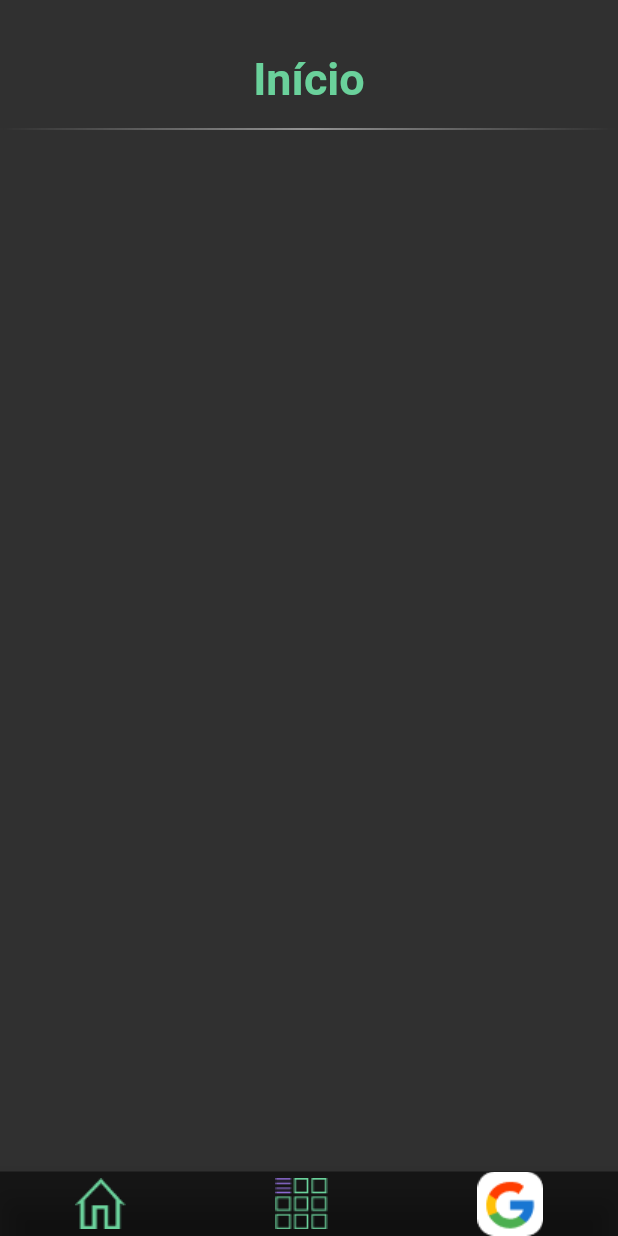
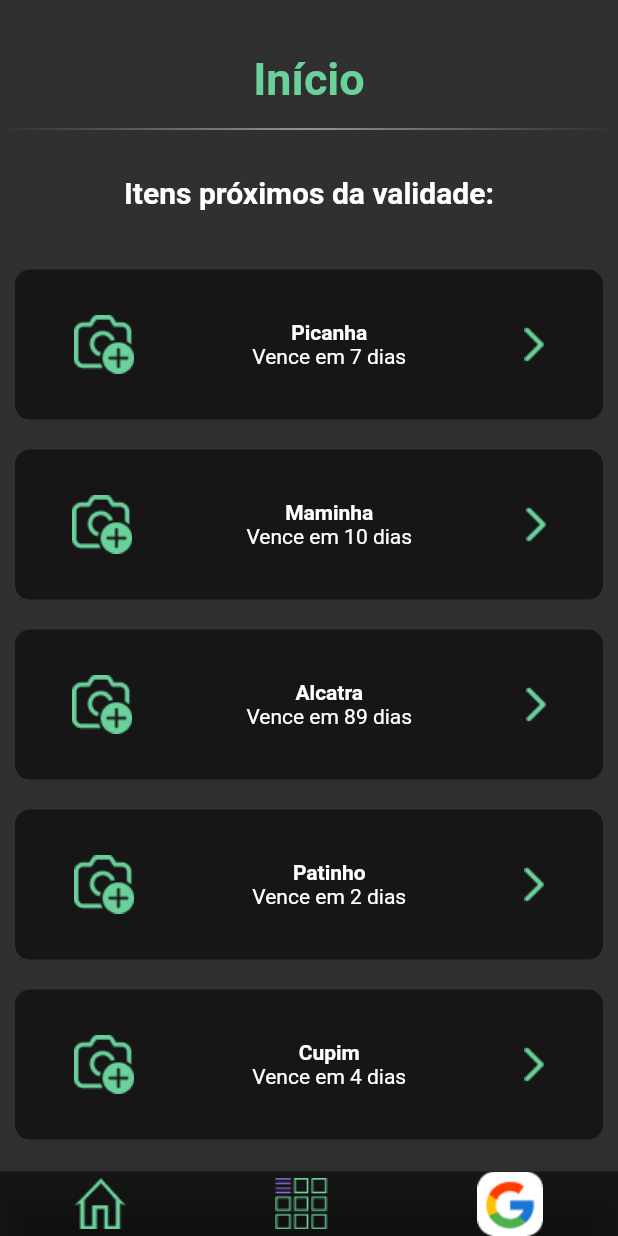
Before and after one commit to EnzoAGW/Slio-mobile-5, a Flutter app: the screen it shows after launch, after a tap on "Entrar", on a phone screen of 412 x 824 dp. Run offline on Flutter 3.47's test engine with Material 2 defaults, Android fonts, the phone set to English and light mode, and no system bars; our stand-ins replace easy_debounce.

Commit message:
Cards da home

```diff
--- /dev/null
+++ b/lib/src/components/cads/cardHome.dart
@@ -0,0 +1,42 @@
+import 'package:flutter/cupertino.dart';
+
+class CardHome extends StatefulWidget {
+  String nomeProduto;
+  String validadeProduto;
+  CardHome({required this.nomeProduto, required this.validadeProduto});
+
+  @override
+  State<CardHome> createState() => _CardHomeState();
+}
+
+class _CardHomeState extends State<CardHome> {
+  @override
+  Widget build(BuildContext context) {
+    return Padding(
+        padding: EdgeInsets.all(0),
+        child: Container(
+          height: 100,
+          margin: EdgeInsets.all(10),
+          decoration: BoxDecoration(
+            color: Color.fromARGB(136, 0, 0, 0),
+            borderRadius: BorderRadius.circular(10),
+          ),
+          child:
+              Row(mainAxisAlignment: MainAxisAlignment.spaceAround, children: [
+            GestureDetector(
+                child: Image.asset('lib/src/assets/images/add.png'),
+                onTap: () => {Navigator.pushNamed(context, '/home')}),
+            Column(mainAxisAlignment: MainAxisAlignment.center, children: [
+              Text(
+                widget.nomeProduto,
+                style: TextStyle(fontWeight: FontWeight.w600),
+              ),
+              Text('Vence em ${widget.validadeProduto} dias')
+            ]),
+            GestureDetector(
+                child: Image.asset('lib/src/assets/images/arrow_go.png'),
+                onTap: () => {Navigator.pushNamed(context, '/home')}),
+          ]),
+        ));
+  }
+}
--- a/lib/src/components/textFormFields/textFields.dart
+++ b/lib/src/components/textFormFields/textFields.dart
@@ -20,33 +20,33 @@ class _CampoTextoState extends State<CampoTexto> {
   @override
   Widget build(BuildContext context) {
     return Padding(
-      padding: EdgeInsetsDirectional.fromSTEB(28, 60, 28, 28),
+      padding: const EdgeInsetsDirectional.fromSTEB(28, 60, 28, 28),
       child: TextFormField(
         controller: widget.controller,
         onChanged: (_) => EasyDebounce.debounce(
           widget.controller.toString(),
-          Duration(milliseconds: 2000),
+          const Duration(milliseconds: 2000),
           () => setState(() {}),
         ),
         autofocus: true,
         decoration: InputDecoration(
           hintText: widget.hintText,
           enabledBorder: OutlineInputBorder(
-            borderSide: BorderSide(
+            borderSide: const BorderSide(
               color: Color(0xFF6AD19B),
               width: 1,
             ),
             borderRadius: BorderRadius.circular(10),
           ),
           focusedBorder: UnderlineInputBorder(
-            borderSide: BorderSide(
+            borderSide: const BorderSide(
               color: Color(0xFF6AD19B),
               width: 1,
             ),
             borderRadius: BorderRadius.circular(10),
           ),
           filled: true,
-          fillColor: Color(0x0004eea0),
+          fillColor: const Color(0x0004eea0),
         ),
       ),
     );
--- a/lib/src/screens/home/home.dart
+++ b/lib/src/screens/home/home.dart
@@ -1,4 +1,5 @@
 import 'package:flutter/material.dart';
+import 'package:mobile/src/components/cads/cardHome.dart';
 
 class Home extends StatefulWidget {
   const Home({Key? key}) : super(key: key);
@@ -31,13 +32,40 @@ class _HomeState extends State<Home> {
             Image.asset(
               'lib/src/assets/images/homeDecorate.png',
               fit: BoxFit.fill,
-            )
+            ),
+            Container(
+                margin: const EdgeInsets.only(top: 30, bottom: 30),
+                child: const Text(
+                  'Itens próximos da validade:',
+                  textAlign: TextAlign.center,
+                  style: TextStyle(fontWeight: FontWeight.bold, fontSize: 20),
+                )),
+            CardHome(
+              nomeProduto: 'Picanha',
+              validadeProduto: '7',
+            ),
+            CardHome(
+              nomeProduto: 'Maminha',
+              validadeProduto: '10',
+            ),
+            CardHome(
+              nomeProduto: 'Alcatra',
+              validadeProduto: '89',
+            ),
+            CardHome(
+              nomeProduto: 'Patinho',
+              validadeProduto: '2',
+            ),
+            CardHome(
+              nomeProduto: 'Cupim',
+              validadeProduto: '4',
+            ),
           ],
         ),
       ),
       bottomNavigationBar: BottomAppBar(
         notchMargin: 3,
-        color: Color.fromARGB(136, 0, 0, 0),
+        color: const Color.fromARGB(136, 0, 0, 0),
         child: Row(mainAxisAlignment: MainAxisAlignment.spaceAround, children: [
           GestureDetector(
             child: Image.asset('lib/src/assets/images/icon-toHome.png'),
--- a/pubspec.yaml
+++ b/pubspec.yaml
@@ -63,6 +63,8 @@ flutter:
     - lib/src/assets/images/google_icon.png
     - lib/src/assets/images/icon-toHome.png
     - lib/src/assets/images/icon-product.png
+    - lib/src/assets/images/add.png
+    - lib/src/assets/images/arrow_go.png
 
   # An image asset can refer to one or more resolution-specific "variants", see
   # https://flutter.dev/assets-and-images/#resolution-aware.
```
Also changed, not shown: lib/src/assets/images/add.png (added), lib/src/assets/images/arrow_go.png (added).
